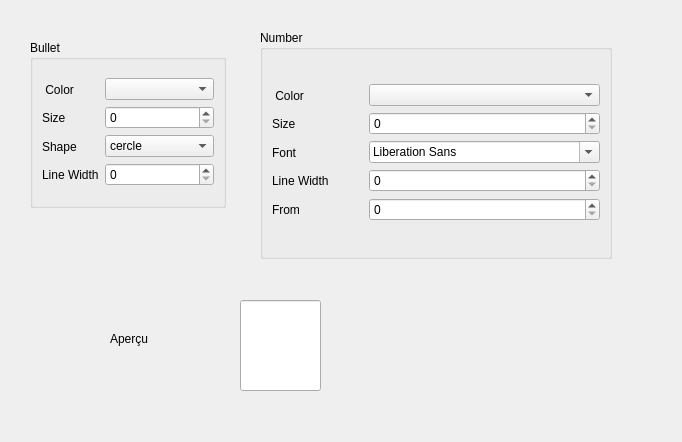
Qt form sources/formnumberedbullet.ui (jose94752/ClipEdit) before a commit.
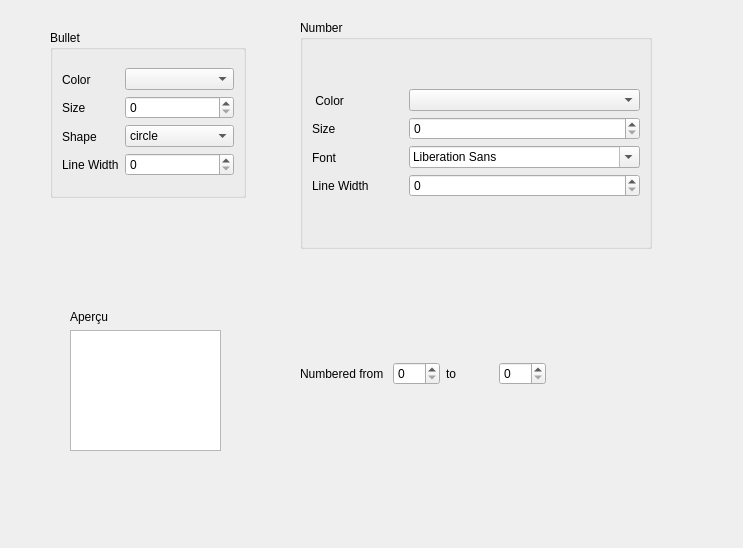
The same form after that commit.

Commit message: Numbered Bullet : From...To

```diff
--- a/sources/formnumberedbullet.ui
+++ b/sources/formnumberedbullet.ui
@@ -6,41 +6,18 @@
    <rect>
     <x>0</x>
     <y>0</y>
-    <width>682</width>
-    <height>442</height>
+    <width>743</width>
+    <height>548</height>
    </rect>
   </property>
   <property name="windowTitle">
    <string>Form</string>
   </property>
-  <widget class="QLineEdit" name="lineEdit_apercu">
-   <property name="geometry">
-    <rect>
-     <x>240</x>
-     <y>300</y>
-     <width>81</width>
-     <height>91</height>
-    </rect>
-   </property>
-  </widget>
-  <widget class="QLabel" name="label">
-   <property name="geometry">
-    <rect>
-     <x>110</x>
-     <y>330</y>
-     <width>67</width>
-     <height>17</height>
-    </rect>
-   </property>
-   <property name="text">
-    <string>Aperçu</string>
-   </property>
-  </widget>
   <widget class="QGroupBox" name="groupBox">
    <property name="geometry">
     <rect>
-     <x>30</x>
-     <y>40</y>
+     <x>50</x>
+     <y>30</y>
      <width>196</width>
      <height>168</height>
     </rect>
@@ -56,7 +33,7 @@
         <item>
          <widget class="QLabel" name="LabelBulletColor_2">
           <property name="text">
-           <string> Color</string>
+           <string>Color</string>
           </property>
          </widget>
         </item>
@@ -95,7 +72,7 @@
          <widget class="QComboBox" name="comboBox_shape_2">
           <item>
            <property name="text">
-            <string>cercle</string>
+            <string>circle</string>
            </property>
           </item>
           <item>
@@ -122,8 +99,8 @@
   <widget class="QGroupBox" name="groupBox_2">
    <property name="geometry">
     <rect>
-     <x>260</x>
-     <y>30</y>
+     <x>300</x>
+     <y>20</y>
      <width>352</width>
      <height>229</height>
     </rect>
@@ -162,13 +139,6 @@
         </property>
        </widget>
       </item>
-      <item>
-       <widget class="QLabel" name="label_bulletsize_6">
-        <property name="text">
-         <string>From</string>
-        </property>
-       </widget>
-      </item>
      </layout>
     </item>
     <item row="0" column="1">
@@ -185,13 +155,64 @@
       <item>
        <widget class="QSpinBox" name="spinBox_LineWidth_2"/>
       </item>
-      <item>
-       <widget class="QSpinBox" name="spinBox"/>
-      </item>
      </layout>
     </item>
    </layout>
   </widget>
+  <widget class="QWidget" name="layoutWidget">
+   <property name="geometry">
+    <rect>
+     <x>70</x>
+     <y>310</y>
+     <width>151</width>
+     <height>141</height>
+    </rect>
+   </property>
+   <layout class="QVBoxLayout" name="verticalLayout_8">
+    <item>
+     <widget class="QLabel" name="label_apercu">
+      <property name="text">
+       <string>Aperçu</string>
+      </property>
+     </widget>
+    </item>
+    <item>
+     <widget class="QTextEdit" name="textEdi_apercu"/>
+    </item>
+   </layout>
+  </widget>
+  <widget class="QWidget" name="">
+   <property name="geometry">
+    <rect>
+     <x>300</x>
+     <y>360</y>
+     <width>246</width>
+     <height>28</height>
+    </rect>
+   </property>
+   <layout class="QHBoxLayout" name="horizontalLayout_2">
+    <item>
+     <widget class="QLabel" name="label_From">
+      <property name="text">
+       <string>Numbered from </string>
+      </property>
+     </widget>
+    </item>
+    <item>
+     <widget class="QSpinBox" name="spinBox_From"/>
+    </item>
+    <item>
+     <widget class="QLabel" name="label_To">
+      <property name="text">
+       <string>to</string>
+      </property>
+     </widget>
+    </item>
+    <item>
+     <widget class="QSpinBox" name="spinBox_To"/>
+    </item>
+   </layout>
+  </widget>
  </widget>
  <resources/>
  <connections/>
```
Left out of the diff: 2 changed lines with no effect on the pictures. The commit also changes 1 other file.
